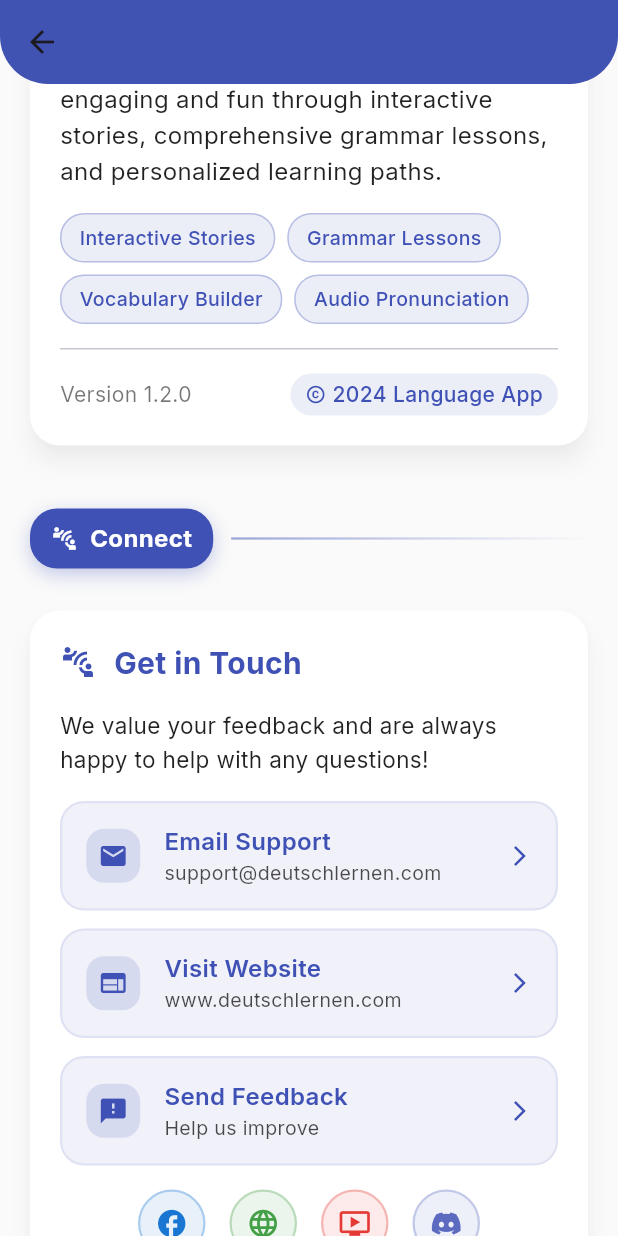
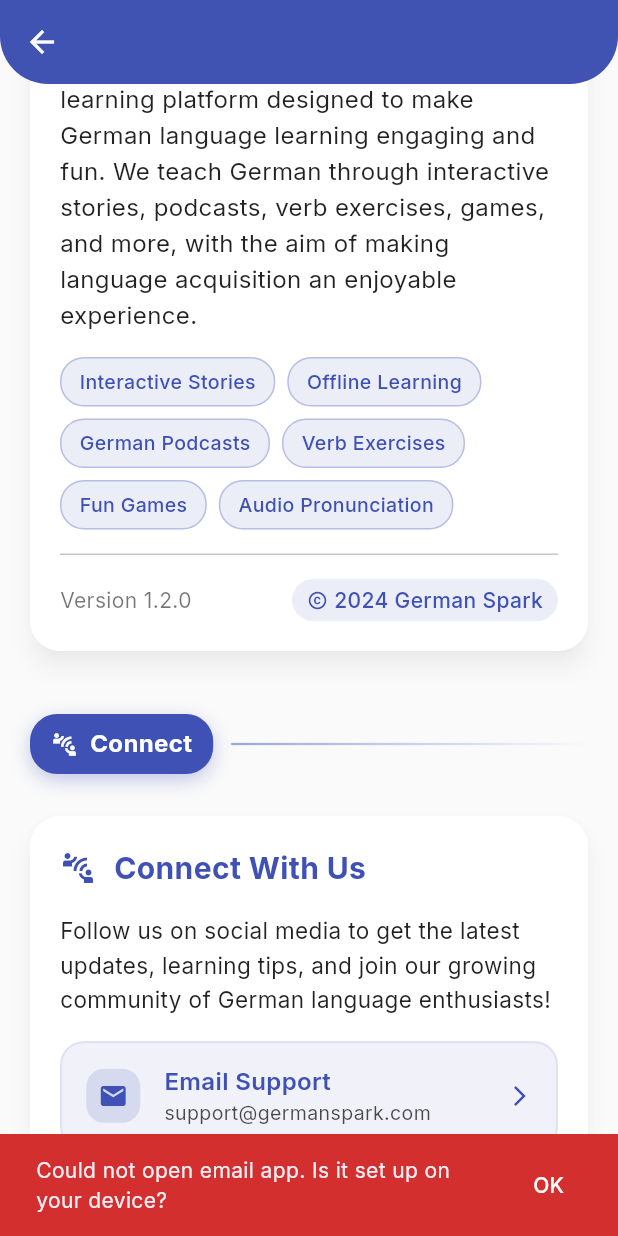
Before and after one commit to Gameofcode1/easy_german, a Flutter app: the ProfileScreen screen opened directly, scrolled down 576 dp, after a tap on "Email Support", on a phone screen of 412 x 824 dp. Run offline on Flutter 3.47's test engine with Material 3 defaults, Android fonts, the phone set to English and light mode, and no system bars; our stand-ins replace flutter_tts, google_fonts, shared_preferences, smooth_page_indicator; accounts and stored records are empty.

Commit message:
changes in ui

```diff
--- a/lib/features/profile/view/profile.dart
+++ b/lib/features/profile/view/profile.dart
@@ -149,6 +149,7 @@
   // App bar with user's learning summary
   Widget _buildAppBar() {
     return SliverAppBar(
+      iconTheme: IconThemeData(color: Colors.white),
       expandedHeight: 200,
       pinned: true,
       backgroundColor: const Color(0xFF3F51B5),
@@ -242,18 +243,18 @@
                       color: Colors.white.withOpacity(0.2),
                       borderRadius: BorderRadius.circular(16),
                     ),
-                    child: Row(
+                    child:const Row(
                       mainAxisSize: MainAxisSize.min,
                       children: [
-                        const Icon(
+                         Icon(
                           Icons.insights,
                           color: Colors.white,
                           size: 16,
                         ),
-                        const SizedBox(width: 6),
+                         SizedBox(width: 6),
                         Text(
                           'My Learning Curve and about the App',
-                          style: const TextStyle(
+                          style:  TextStyle(
                             fontSize: 14,
                             color: Colors.white,
                             fontWeight: FontWeight.w500,
@@ -738,6 +739,8 @@
     );
   }
   // About App Section with card animation
+
+  // About App Section with updated content and social media links
   Widget _buildAboutAppSection() {
     return SliverToBoxAdapter(
       child: Padding(
@@ -770,7 +773,7 @@
                     ),
                     const SizedBox(width: 12),
                     const Text(
-                      'About Deutsch Lernen',
+                      'About German Spark',
                       style: TextStyle(
                         fontSize: 20,
                         fontWeight: FontWeight.bold,
@@ -781,7 +784,7 @@
                 ),
                 const SizedBox(height: 16),
                 const Text(
-                  'We make German language learning engaging and fun through interactive stories, comprehensive grammar lessons, and personalized learning paths.',
+                  'German Spark is a comprehensive offline learning platform designed to make German language learning engaging and fun. We teach German through interactive stories, podcasts, verb exercises, games, and more, with the aim of making language acquisition an enjoyable experience.',
                   style: TextStyle(
                     fontSize: 16,
                     color: Colors.black87,
@@ -795,8 +798,10 @@
                   runSpacing: 8,
                   children: [
                     _buildFeatureChip('Interactive Stories'),
-                    _buildFeatureChip('Grammar Lessons'),
-                    _buildFeatureChip('Vocabulary Builder'),
+                    _buildFeatureChip('Offline Learning'),
+                    _buildFeatureChip('German Podcasts'),
+                    _buildFeatureChip('Verb Exercises'),
+                    _buildFeatureChip('Fun Games'),
                     _buildFeatureChip('Audio Pronunciation'),
                   ],
                 ),
@@ -829,7 +834,7 @@
                           ),
                           SizedBox(width: 4),
                           Text(
-                            '2024 Language App',
+                            '2024 German Spark',
                             style: TextStyle(
                               color: Color(0xFF3F51B5),
                               fontSize: 14,
@@ -848,6 +853,7 @@
       ),
     );
   }
+
 
   // Feature chip widget
   Widget _buildFeatureChip(String label) {
@@ -873,6 +879,11 @@
   }
 
   // Improved contact section
+
+  // Improved contact section with updated social media links
+
+
+  // Updated contact section with improved URL handling
   Widget _buildContactSection() {
     return SliverToBoxAdapter(
       child: Padding(
@@ -898,7 +909,7 @@
                     ),
                     SizedBox(width: 12),
                     Text(
-                      'Get in Touch',
+                      'Connect With Us',
                       style: TextStyle(
                         fontSize: 20,
                         fontWeight: FontWeight.bold,
@@ -909,7 +920,7 @@
                 ),
                 const SizedBox(height: 16),
                 const Text(
-                  'We value your feedback and are always happy to help with any questions!',
+                  'Follow us on social media to get the latest updates, learning tips, and join our growing community of German language enthusiasts!',
                   style: TextStyle(
                     fontSize: 15,
                     color: Colors.black87,
@@ -920,59 +931,64 @@
                 _buildContactButton(
                   icon: Icons.email,
                   label: 'Email Support',
-                  description: 'support@deutschlernen.com',
-                  onTap: () async {
-                    final Uri emailLaunchUri = Uri(
-                      scheme: 'mailto',
-                      path: 'support@deutschlernen.com',
-                      query: _encodeQueryParameters(<String, String>{
-                        'subject': 'App Support Request',
-                      }),
-                    );
-                    if (await canLaunchUrl(emailLaunchUri)) {
-                      await launchUrl(emailLaunchUri);
-                    }
-                  },
+                  description: 'support@germanspark.com',
+                  url: 'mailto:support@germanspark.com?subject=German%20Spark%20Support%20Request',
                 ),
                 const SizedBox(height: 12),
                 _buildContactButton(
                   icon: Icons.web,
-                  label: 'Visit Website',
-                  description: 'www.deutschlernen.com',
-                  onTap: () async {
-                    final Uri websiteUri = Uri.parse(
-                        'https://www.deutschlernen.com');
-                    if (await canLaunchUrl(websiteUri)) {
-                      await launchUrl(websiteUri);
-                    }
-                  },
+                  label: 'Visit Our Website',
+                  description: 'www.germanspark.com',
+                  url: 'https://www.germanspark.com',
                 ),
                 const SizedBox(height: 12),
                 _buildContactButton(
                   icon: Icons.feedback,
                   label: 'Send Feedback',
-                  description: 'Help us improve',
-                  onTap: () async {
-                    final Uri feedbackUri = Uri.parse(
-                        'https://www.deutschlernen.com/feedback');
-                    if (await canLaunchUrl(feedbackUri)) {
-                      await launchUrl(feedbackUri);
-                    }
-                  },
+                  description: 'Help us improve German Spark',
+                  url: 'https://www.germanspark.com/feedback',
+                ),
+                const SizedBox(height: 20),
+                // Social media section title
+                const Center(
+                  child: Text(
+                    'FOLLOW US',
+                    style: TextStyle(
+                      fontSize: 14,
+                      fontWeight: FontWeight.w600,
+                      color: Color(0xFF3F51B5),
+                      letterSpacing: 1.5,
+                    ),
+                  ),
                 ),
                 const SizedBox(height: 16),
-                // Social media links
+                // Social media links with real URLs
                 Row(
                   mainAxisAlignment: MainAxisAlignment.center,
                   children: [
-                    _buildSocialButton(Icons.facebook, Colors.blue.shade700),
-                    const SizedBox(width: 16),
-                    _buildSocialButton(Icons.language, Colors.green.shade600),
-                    const SizedBox(width: 16),
-                    _buildSocialButton(
-                        Icons.ondemand_video, Colors.red.shade600),
-                    const SizedBox(width: 16),
-                    _buildSocialButton(Icons.discord, Colors.indigo.shade400),
+                    _buildSocialButtonWithUrl(
+                        Icons.facebook,
+                        Colors.blue.shade700,
+                        'https://www.facebook.com/mithopiroo/'
+                    ),
+                    const SizedBox(width: 20),
+                    _buildSocialButtonWithUrl(
+                        Icons.camera_alt,
+                        Colors.purple.shade600,
+                        'https://www.instagram.com/sajilo_german/'
+                    ),
+                    const SizedBox(width: 20),
+                    _buildSocialButtonWithUrl(
+                        Icons.music_note,
+                        Colors.black87,
+                        'https://www.tiktok.com/@sajilo_german'
+                    ),
+                    const SizedBox(width: 20),
+                    _buildSocialButtonWithUrl(
+                        Icons.language,
+                        Colors.green.shade600,
+                        'https://www.germanspark.com'
+                    ),
                   ],
                 ),
               ],
@@ -982,6 +998,11 @@
       ),
     );
   }
+
+
+
+
+
 
   // Social media button
   Widget _buildSocialButton(IconData icon, Color color) {
@@ -1004,15 +1025,116 @@
   }
 
   // Enhanced contact button with more information
+
+
+  // Helper method to encode query parameters for email
+  String? _encodeQueryParameters(Map<String, String> params) {
+    return params.entries
+        .map((MapEntry<String, String> e) =>
+    '${Uri.encodeComponent(e.key)}=${Uri.encodeComponent(e.value)}')
+        .join('&');
+  }
+
+  // Updated social media button with improved URL handling
+  Widget _buildSocialButtonWithUrl(IconData icon, Color color, String url) {
+    return InkWell(
+      onTap: () async {
+        _launchURL(url);
+      },
+      borderRadius: BorderRadius.circular(30),
+      child: Container(
+        padding: const EdgeInsets.all(12),
+        decoration: BoxDecoration(
+          color: color.withOpacity(0.1),
+          shape: BoxShape.circle,
+          border: Border.all(
+            color: color.withOpacity(0.3),
+            width: 1.5,
+          ),
+        ),
+        child: Icon(
+          icon,
+          color: color,
+          size: 24,
+        ),
+      ),
+    );
+  }
+
+// Improved URL launcher method with better error handling
+// Enhanced URL launcher method with debug information
+  Future<void> _launchURL(String urlString) async {
+    final Uri url = Uri.parse(urlString);
+    try {
+      // Print debug information
+      print('Attempting to launch URL: $urlString');
+
+      // Check if the URL can be launched
+      final bool canLaunch = await canLaunchUrl(url);
+      print('Can launch URL: $canLaunch');
+
+      if (canLaunch) {
+        // Use universal_links mode for https URLs - this works more reliably
+        final bool launched = await launchUrl(
+          url,
+          mode: LaunchMode.externalApplication,
+          webViewConfiguration: const WebViewConfiguration(
+            enableJavaScript: true,
+            enableDomStorage: true,
+          ),
+        );
+
+        print('Launch result: $launched');
+
+        if (!launched) {
+          // This shouldn't happen if canLaunchUrl returned true, but just in case
+          _showErrorSnackBar('Could not open the link. Please try again.');
+        }
+      } else {
+        // Show specific error for different URL types
+        if (urlString.startsWith('https://')) {
+          _showErrorSnackBar('Could not open web browser. Is it installed on your device?');
+        } else if (urlString.startsWith('mailto:')) {
+          _showErrorSnackBar('Could not open email app. Is it set up on your device?');
+        } else {
+          _showErrorSnackBar('Could not open: $urlString');
+        }
+      }
+    } catch (e) {
+      print('Error launching URL: $e');
+      _showErrorSnackBar('Error opening link: $e');
+    }
+  }
+
+// Helper method to show error messages
+  void _showErrorSnackBar(String message) {
+    if (mounted) {
+      ScaffoldMessenger.of(context).showSnackBar(
+        SnackBar(
+          content: Text(message),
+          backgroundColor: Colors.red.shade700,
+          duration: const Duration(seconds: 3),
+          action: SnackBarAction(
+            label: 'OK',
+            textColor: Colors.white,
+            onPressed: () {
+              ScaffoldMessenger.of(context).hideCurrentSnackBar();
+            },
+          ),
+        ),
+      );
+    }
+  }
+// Also update the contact buttons to use this method
   Widget _buildContactButton({
     required IconData icon,
     required String label,
     required String description,
-    required VoidCallback onTap,
+    required String url, // Changed from VoidCallback to String
   }) {
     return InkWell(
       borderRadius: BorderRadius.circular(16),
-      onTap: onTap,
+      onTap: () => _launchURL(url),
       child: Container(
         padding: const EdgeInsets.symmetric(vertical: 14, horizontal: 16),
         decoration: BoxDecoration(
@@ -1071,12 +1193,5 @@
     );
   }
 
-  // Helper method to encode query parameters for email
-  String? _encodeQueryParameters(Map<String, String> params) {
-    return params.entries
-        .map((MapEntry<String, String> e) =>
-    '${Uri.encodeComponent(e.key)}=${Uri.encodeComponent(e.value)}')
-        .join('&');
-  }
 
 }
--- a/lib/features/storiesScreen/view/stories_list.dart
+++ b/lib/features/storiesScreen/view/stories_list.dart
@@ -3,6 +3,7 @@
 import 'package:German_Spark/features/storiesScreen/view/stories_player.dart';
 import 'dart:ui';
 import 'dart:math';
+import '../../profile/view/profile.dart';
 import '../model/stories_model.dart';
 import '../model/stories_services.dart';
 
@@ -338,7 +339,7 @@
 
   Widget _buildAppBar() {
     return SliverAppBar(
-      expandedHeight: 180,
+      expandedHeight: 200,
       pinned: true,
       backgroundColor: _appBarOpacity > 0.5
           ? const Color(0xFF3F51B5) // Indigo color
@@ -425,20 +426,6 @@
                             ),
                           ),
                           // Tiny circles for a starry effect
-                          ...List.generate(12, (index) {
-                            return Positioned(
-                              left: 50.0 + (index * 25) % 300,
-                              top: 20.0 + (index * 30) % 150,
-                              child: Container(
-                                width: 4,
-                                height: 4,
-                                decoration: BoxDecoration(
-                                  color: Colors.white.withOpacity(0.2),
-                                  shape: BoxShape.circle,
-                                ),
-                              ),
-                            );
-                          }),
                         ],
                       );
                     }
@@ -467,6 +454,10 @@
         // Profile icon
         Padding(
           padding: const EdgeInsets.only(right: 8.0),
+          child: InkWell(
+            onTap: (){
+              Navigator.push(context, MaterialPageRoute(builder: (context)=>const ProfileScreen()));
+            },
             child: CircleAvatar(
               backgroundColor: Colors.white.withOpacity(0.2),
               radius: 18,
@@ -474,6 +465,7 @@
                 Icons.person,
                 color: Colors.white,
                 size: 20,
+              ),
             ),
           ),
         ),
```
Also changed, not shown: 2 other files. Lines whose indentation alone changed are shown as unchanged.
